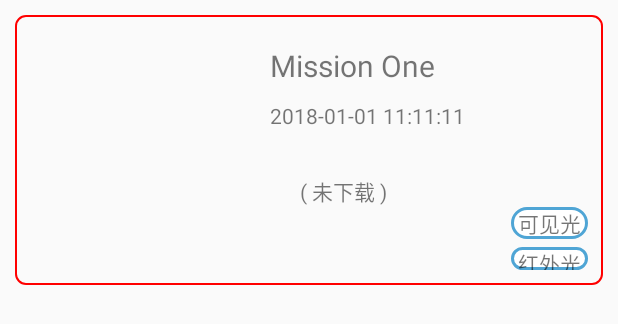
After one commit to BoboLBZ/UAV-Solar, an Android app: the layout mission_item.xml on its own in the app's theme, with its tools: preview values and no code run, on a phone screen of 412 x 824 dp. The commit adds this screen. Shown: the top 324 px of the screen. Run offline under Robolectric (Android 15) with nearby library versions, the phone set to English and light mode, and no system bars.

Commit message:
add mission_select & fake_map

```diff
--- a/app/src/main/AndroidManifest.xml
+++ b/app/src/main/AndroidManifest.xml
@@ -108,7 +108,8 @@
         <activity android:name=".activity.MissionReportActivity" />
         <activity android:name=".activity.DJIDefaultLayoutActivity" />
         <activity android:name=".activity.DJIMediaManageActivity" />
-        <activity android:name=".activity.MissionSelectActivity"></activity>
+        <activity android:name=".activity.MissionSelectActivity" />
+        <activity android:name=".activity.MapFakeActivity"></activity>
     </application>
 
 </manifest>
--- a/app/src/main/assets/litepal.xml
+++ b/app/src/main/assets/litepal.xml
@@ -1,7 +1,7 @@
 <?xml version="1.0" encoding="utf-8"?>
 <litepal>
     <dbname value="autopatrolrecords" />
-    <version value="1" />
+    <version value="2" />
     <list>
         <mapping class="com.hitices.autopatrol.helper.FlightRecords" />
     </list>
--- /dev/null
+++ b/app/src/main/res/drawable/background_mission_item.xml
@@ -0,0 +1,8 @@
+<?xml version="1.0" encoding="utf-8"?>
+<shape xmlns:android="http://schemas.android.com/apk/res/android"
+    android:shape="rectangle">
+    <corners android:radius="10px" />
+    <stroke
+        android:width="2px"
+        android:color="#f00" />
+</shape>
--- /dev/null
+++ b/app/src/main/res/drawable/border_has_pics.xml
@@ -0,0 +1,12 @@
+<?xml version="1.0" encoding="utf-8"?>
+<shape xmlns:android="http://schemas.android.com/apk/res/android"
+    android:shape="rectangle">
+    <solid android:color="#ffffff" />
+    <stroke
+        android:width="2dip"
+        android:color="#4fa5d5" />
+    <corners android:radius="20dp" />
+    <padding
+        android:left="5dp"
+        android:right="5dp" />
+</shape>
--- /dev/null
+++ b/app/src/main/res/layout/mission_item.xml
@@ -0,0 +1,71 @@
+<?xml version="1.0" encoding="utf-8"?>
+<FrameLayout xmlns:android="http://schemas.android.com/apk/res/android"
+    android:layout_width="match_parent"
+    android:layout_height="200dp"
+    android:padding="10dp">
+
+    <LinearLayout
+        android:layout_width="match_parent"
+        android:layout_height="match_parent"
+        android:background="@drawable/background_mission_item"
+        android:orientation="horizontal"
+        android:padding="10dp">
+
+        <ImageView
+            android:id="@+id/image_view_mission"
+            android:layout_width="140dp"
+            android:layout_height="140dp"
+            android:layout_marginTop="10dp" />
+
+        <LinearLayout
+            android:layout_width="match_parent"
+            android:layout_height="match_parent"
+            android:layout_marginLeft="20dp"
+            android:orientation="vertical">
+
+            <TextView
+                android:id="@+id/text_view_mission_name"
+                android:layout_width="wrap_content"
+                android:layout_height="wrap_content"
+                android:layout_marginTop="10dp"
+                android:text="Mission One"
+                android:textSize="20dp" />
+
+            <TextView
+                android:id="@+id/text_view_mission_date"
+                android:layout_width="wrap_content"
+                android:layout_height="wrap_content"
+                android:layout_marginTop="10dp"
+                android:text="2018-01-01 11:11:11" />
+
+            <TextView
+                android:id="@+id/text_view_mission_is_download"
+                android:layout_width="wrap_content"
+                android:layout_height="wrap_content"
+                android:layout_marginLeft="20dp"
+                android:layout_marginTop="30dp"
+                android:text="( 未下载 )" />
+
+            <TextView
+                android:id="@+id/view_hasVisible"
+                android:layout_width="wrap_content"
+                android:layout_height="wrap_content"
+                android:layout_gravity="right"
+                android:background="@drawable/border_has_pics"
+                android:text="可见光" />
+
+            <TextView
+                android:id="@+id/view_hasInfrared"
+                android:layout_width="wrap_content"
+                android:layout_height="wrap_content"
+                android:layout_gravity="right"
+                android:layout_marginTop="5dp"
+                android:background="@drawable/border_has_pics"
+                android:text="红外光" />
+
+        </LinearLayout>
+
+
+    </LinearLayout>
+
+</FrameLayout>
--- a/app/src/main/res/values/dimens.xml
+++ b/app/src/main/res/values/dimens.xml
@@ -1,4 +1,6 @@
 <?xml version="1.0" encoding="utf-8"?>
 <resources>
     <dimen name="text_margin">16dp</dimen>
+
+    <dimen name="text_size_title">20dp</dimen>
 </resources>
--- a/app/src/main/res/values/strings.xml
+++ b/app/src/main/res/values/strings.xml
@@ -28,4 +28,6 @@
     <string name="app_func1">执行巡检任务</string>
     <string name="app_func2">巡检结果分析</string>
 
+    <string name="mission_select_title">选择任务</string>
+
 </resources>
```
Also changed, not shown: app/src/main/java/com/hitices/autopatrol/activity/MapFakeActivity.java (added, +20 -0 lines), app/src/main/java/com/hitices/autopatrol/activity/MissionSelectActivity.java (+36 -1 lines), app/src/main/java/com/hitices/autopatrol/adapter/MissionAdapter.java (added, +109 -0 lines), app/src/main/java/com/hitices/autopatrol/helper/FlightRecordHelper.java (+14 -0 lines), app/src/main/java/com/hitices/autopatrol/helper/FlightRecords.java (+49 -0 lines), app/src/main/res/layout/activity_map_fake.xml (added, +48 -0 lines), app/src/main/res/layout/activity_mission_select.xml (+16 -0 lines), app/src/main/res/drawable/is_dis.JPG (added), app/src/main/res/drawable/map_info.jpeg (added), app/src/main/res/drawable/map_info1.jpeg (added), app/src/main/res/drawable/not_dis.JPG (added).
